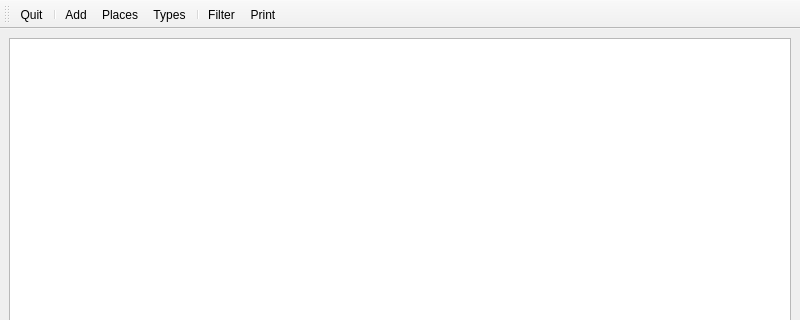
clckwrkbdgr/inventory, file mainwindow.ui: the form before one commit; both pictures show x 0 to 800 and y 0 to 320 of the 800 by 600 pixel window.
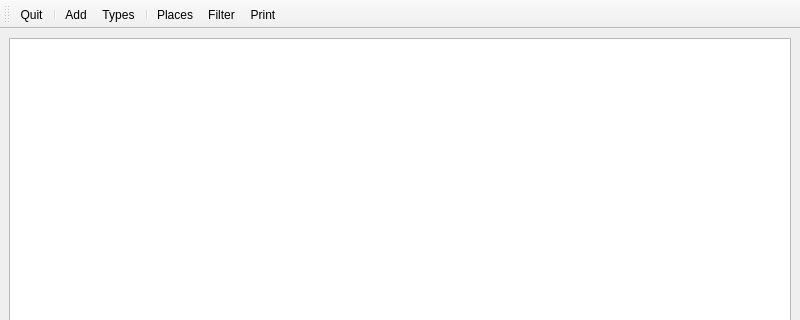
The form after the commit. Icons and pictures are not drawn.

The edit to the form file:
```diff
--- a/mainwindow.ui
+++ b/mainwindow.ui
@@ -59,9 +59,9 @@
    <addaction name="actionQuit"/>
    <addaction name="separator"/>
    <addaction name="actionAdd"/>
-   <addaction name="actionPlaces"/>
    <addaction name="actionItemTypes"/>
    <addaction name="separator"/>
+   <addaction name="actionPlaces"/>
    <addaction name="actionFilter"/>
    <addaction name="actionPrint"/>
   </widget>
```
Left out of the diff: 18 changed lines with no effect on the pictures.
